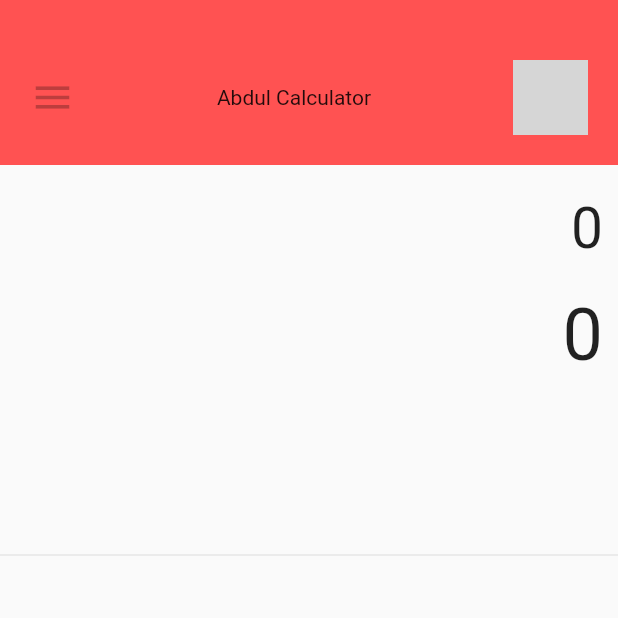
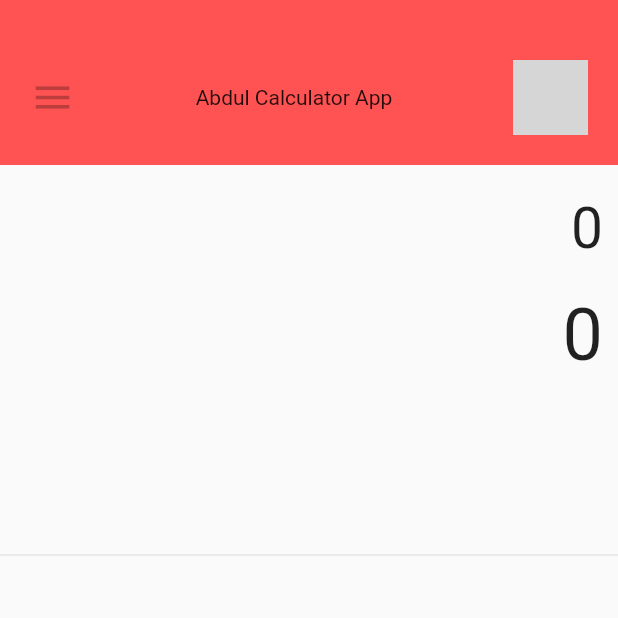
Before and after one commit to abdulloh2021/Flutter_Calculator_Abdul, a Flutter app: the screen it shows after launch, on a phone screen of 412 x 824 dp, the top half of it. Run offline on Flutter 3.47's test engine with Material 2 defaults, Android fonts, the phone set to English and light mode, and no system bars; our stand-ins replace math_expressions; network calls fail; grey boxes are pictures that could not be loaded.

Commit message:
first commit test

```diff
--- a/lib/main.dart
+++ b/lib/main.dart
@@ -112,7 +112,7 @@ class _SimpleCalculatorState extends State<SimpleCalculator> {
                 Expanded(
                   child: Container(),
                 ),
-                Text("Abdul Calculator"),
+                Text("Abdul Calculator App"),
                 Expanded(
                   child: Container(),
                 ),
```
